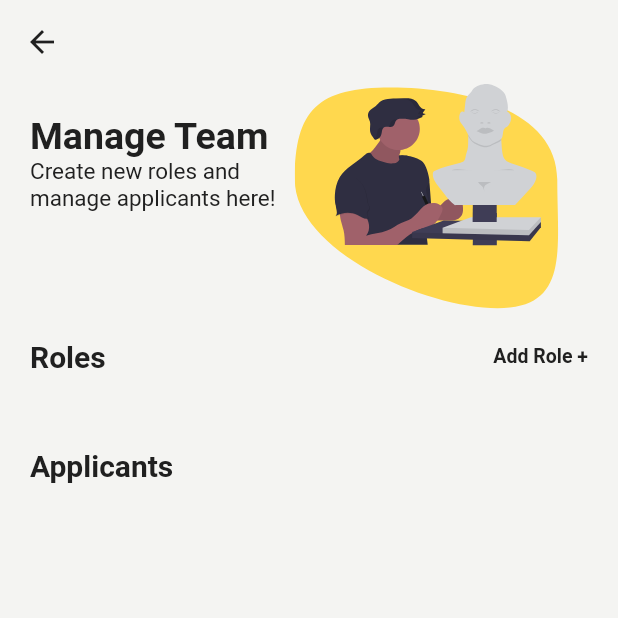
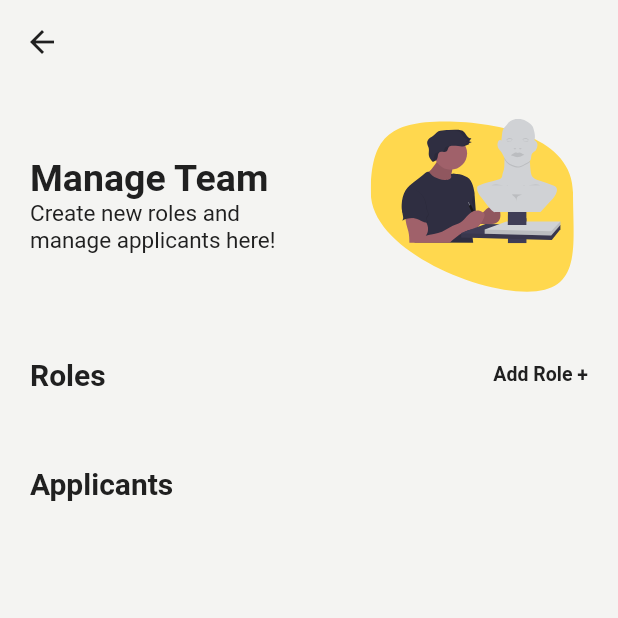
Before and after one commit to jmsandiegoo/launchlab_nus_app, a Flutter app: the ManageTeamPage screen opened directly with empty values, on a phone screen of 412 x 824 dp, the top half of it. Run offline on Flutter 3.47's test engine with Material 2 defaults, Android fonts, the phone set to English and light mode, and no system bars; our stand-ins replace dotted_border, dropdown_search, equatable, file_picker, flutter_bloc, flutter_secure_storage and 6 more; accounts and stored records are empty; statements that could not run were skipped.

Commit message:
minor ui fixes

```diff
--- a/lib/src/presentation/team/screens/manage_team_page.dart
+++ b/lib/src/presentation/team/screens/manage_team_page.dart
@@ -51,25 +51,49 @@ class _ManageTeamPageState extends State<ManageTeamPage> {
                             crossAxisAlignment: CrossAxisAlignment.start,
                             children: [
                               Row(
-                                  mainAxisAlignment:
-                                      MainAxisAlignment.spaceBetween,
-                                  crossAxisAlignment: CrossAxisAlignment.start,
-                                  children: [
-                                    Column(
+                                mainAxisSize: MainAxisSize.min,
+                                mainAxisAlignment: MainAxisAlignment.start,
+                                children: [
+                                  Expanded(
+                                    flex: 3,
+                                    child: Column(
                                       crossAxisAlignment:
                                           CrossAxisAlignment.start,
                                       children: [
-                                        const SizedBox(height: 20),
                                         headerText("Manage Team"),
                                         bodyText(
                                             "Create new roles and \nmanage applicants here!")
                                       ],
                                     ),
-                                    SizedBox(
-                                        height: 150,
-                                        child: SvgPicture.asset(
-                                            'assets/images/create_team.svg'))
-                                  ]),
+                                  ),
+                                  const SizedBox(width: 10.0),
+                                  Expanded(
+                                    flex: 2,
+                                    child: SvgPicture.asset(
+                                        'assets/images/create_team.svg'),
+                                  ),
+                                ],
+                              ),
+                              // Row(
+                              //     mainAxisAlignment:
+                              //         MainAxisAlignment.spaceBetween,
+                              //     crossAxisAlignment: CrossAxisAlignment.start,
+                              //     children: [
+                              //       Column(
+                              //         crossAxisAlignment:
+                              //             CrossAxisAlignment.start,
+                              //         children: [
+                              //           const SizedBox(height: 20),
+                              //           headerText("Manage Team"),
+                              //           bodyText(
+                              //               "Create new roles and \nmanage applicants here!")
+                              //         ],
+                              //       ),
+                              //       SizedBox(
+                              //           height: 150,
+                              //           child: SvgPicture.asset(
+                              //               'assets/images/create_team.svg'))
+                              //     ]),
 
                               //Add the remaining details here.
                               const SizedBox(height: 20),
--- a/lib/src/presentation/team/screens/team_page.dart
+++ b/lib/src/presentation/team/screens/team_page.dart
@@ -250,8 +250,10 @@ class _TeamPageState extends State<TeamPage> {
 
   void _addTask(teamData, teamCubit) {
     showModalBottomSheet(
-        shape:
-            RoundedRectangleBorder(borderRadius: BorderRadius.circular(15.0)),
+        shape: RoundedRectangleBorder(
+            borderRadius: BorderRadius.only(
+                topLeft: Radius.circular(15.0),
+                topRight: Radius.circular(15.0))),
         context: context,
         builder: (context) {
           return const AddTaskBox();
--- a/lib/src/presentation/team/widgets/add_task.dart
+++ b/lib/src/presentation/team/widgets/add_task.dart
@@ -19,10 +19,10 @@ class _AddTaskBoxState extends State<AddTaskBox> {
   @override
   Widget build(BuildContext context) {
     return SizedBox(
-      height: 400,
+      // height: 450,
       child: Padding(
         padding: const EdgeInsets.all(20.0),
-        child: Column(children: [
+        child: ListView(children: [
           subHeaderText("Add Task"),
           const SizedBox(height: 30),
           userInput_2(label: "Task Title", controller: _taskTitle),
```
